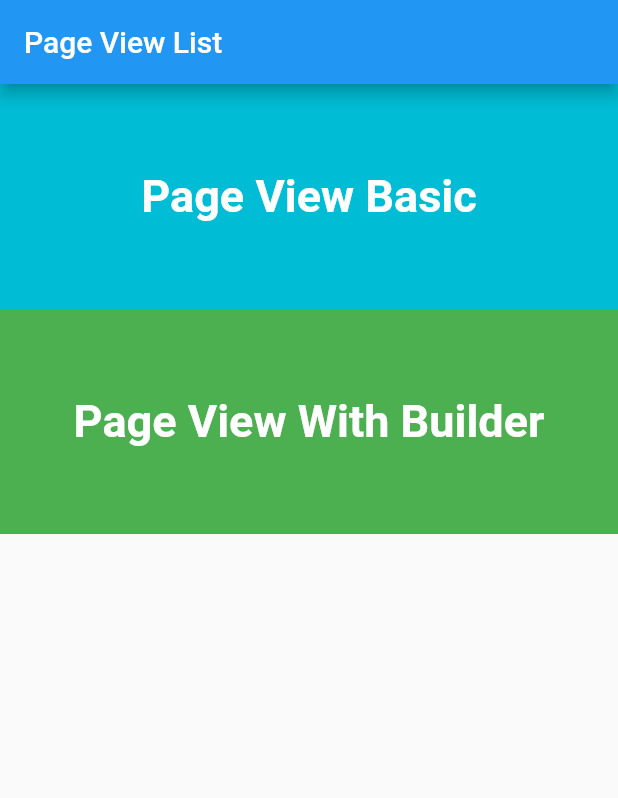
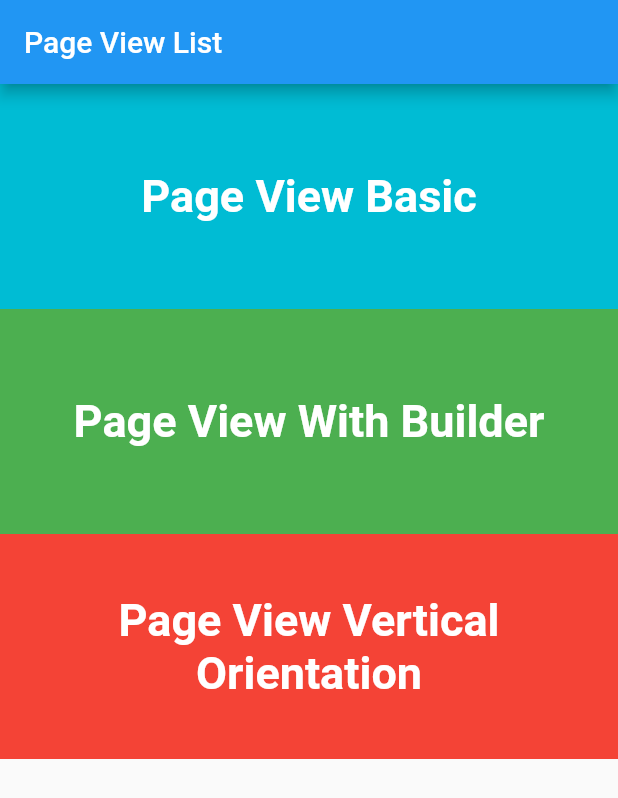
Before and after one commit to icelancer/flutter_playground, a Flutter app: the screen it shows after launch, on a phone screen of 412 x 824 dp. Shown: the top 798 px of the screen. Run offline on Flutter 3.47's test engine with Material 2 defaults, Android fonts, the phone set to English and light mode, and no system bars.

Commit message:
feat: pageview vertical orientation

```diff
--- a/pageview_playground/lib/main.dart
+++ b/pageview_playground/lib/main.dart
@@ -2,6 +2,7 @@ import 'package:flutter/material.dart';
 import 'package:pageview_playground/screen/pageview_list.dart';
 import 'package:pageview_playground/screen/pageview_basic.dart';
 import 'package:pageview_playground/screen/pageview_builder.dart';
+import 'package:pageview_playground/screen/pageview_orientation.dart';
 
 void main() => runApp(PageViewApp());
 
@@ -14,6 +15,7 @@ class PageViewApp extends StatelessWidget {
         '/': (_) => PageViewPlaygroundList(),
         '/basic': (_) => PageViewBasic(),
         '/builder': (_) => PageViewWithBuilder(),
+        '/orientation': (_) => PageViewOrientation(),
       },
     );
   }
--- a/pageview_playground/lib/screen/pageview_list.dart
+++ b/pageview_playground/lib/screen/pageview_list.dart
@@ -18,6 +18,11 @@ class PageViewPlaygroundList extends StatelessWidget {
             title: 'Page View With Builder',
             route: '/builder',
             color: Colors.green,
+          ),
+          _PageViewPlaygroundListItem(
+            title: 'Page View Vertical Orientation',
+            route: '/orientation',
+            color: Colors.red,
           ),
         ],
       ),
@@ -44,6 +49,7 @@ class _PageViewPlaygroundListItem extends StatelessWidget {
         decoration: BoxDecoration(color: color),
         child: Text(
           title,
+          textAlign: TextAlign.center,
           style: TextStyle(
             color: Colors.white,
             fontSize: 30,
```
Also changed, not shown: pageview_playground/lib/screen/pageview_orientation.dart (added, +37 -0 lines).
